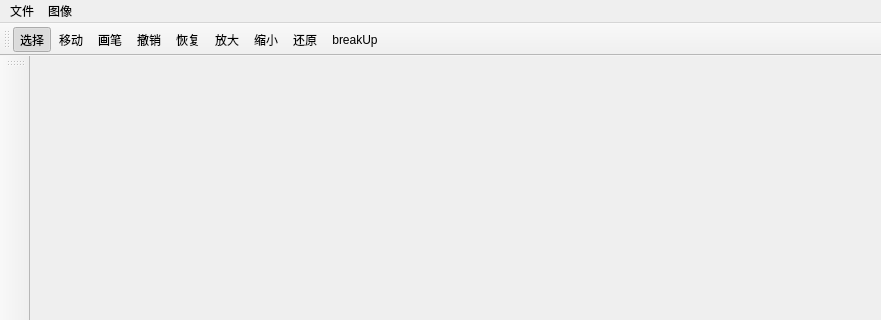
The window that mainwindow.ui (ITERATOR-ACM-TEAM/VIPainter) describes before a commit, drawn with Qt 5; both pictures show x 0 to 881 and y 0 to 320 of the 881 by 555 pixel window.
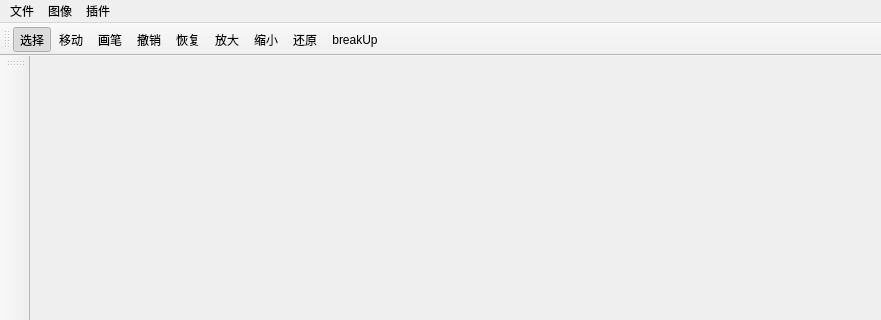
The same window after the commit. Icons and pictures are not drawn.

The edit to the form file:
```diff
--- a/mainwindow.ui
+++ b/mainwindow.ui
@@ -39,9 +39,19 @@
     </property>
     <addaction name="actionCanvasSize"/>
     <addaction name="actionShapeSize"/>
+    <addaction name="separator"/>
+    <addaction name="actionAntialiasing"/>
+   </widget>
+   <widget class="QMenu" name="menu_3">
+    <property name="title">
+     <string>插件</string>
+    </property>
+    <addaction name="actionReloadPlugon"/>
+    <addaction name="actionLoadExPlugin"/>
    </widget>
    <addaction name="menu"/>
    <addaction name="menu_2"/>
+   <addaction name="menu_3"/>
   </widget>
   <widget class="QToolBar" name="mainToolBar">
    <property name="windowTitle">
```
Left out of the diff: 28 changed lines with no effect on the pictures.
